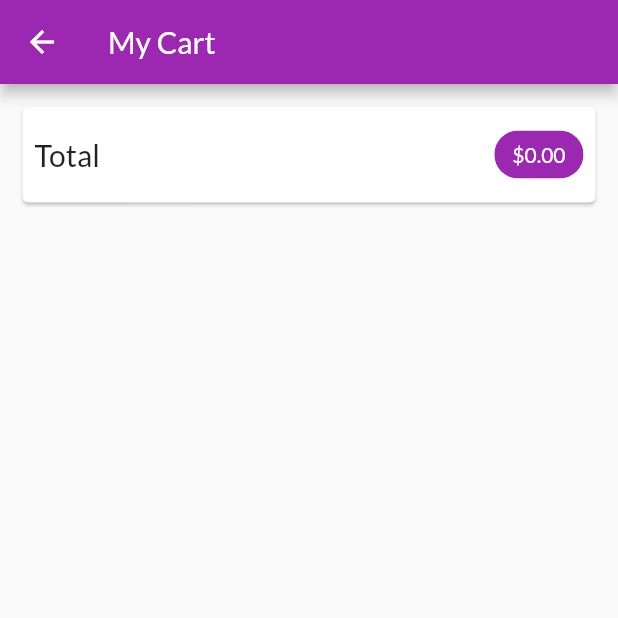
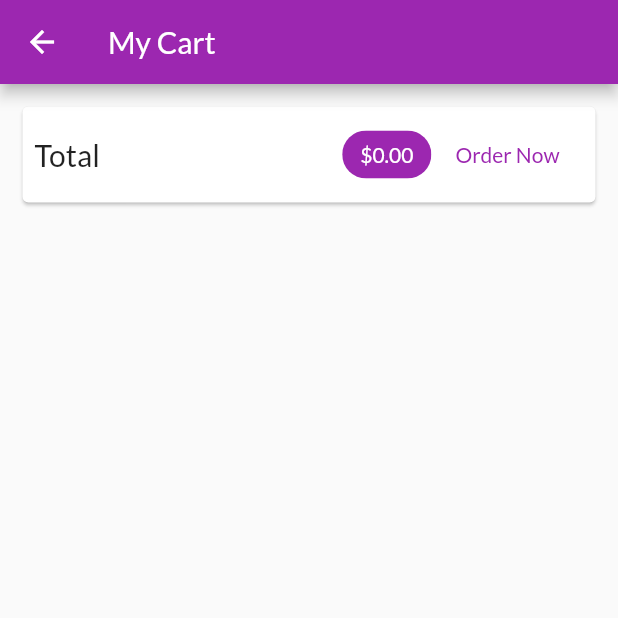
Before and after one commit to Amitbhave/flutter-udemy-course, a Flutter app: the CartDetails screen opened by its route, on a phone screen of 412 x 824 dp, the top half of it. Run offline on Flutter 3.47's test engine with Material 2 defaults, Android fonts, the phone set to English and light mode, and no system bars; our stand-ins replace sqflite; missing offline and left inert: dart:ffi; accounts and stored records are empty; network calls fail.

Commit message:
Store orders in firebase

```diff
--- a/shop_app/lib/screens/cart_details.dart
+++ b/shop_app/lib/screens/cart_details.dart
@@ -1,4 +1,5 @@
 import 'package:flutter/material.dart';
+import 'package:shopapp/screens/order_button.dart';
 import 'package:provider/provider.dart';
 import 'package:shopapp/providers/orders.dart';
 import 'package:shopapp/providers/cart.dart';
@@ -39,19 +40,7 @@ class CartDetails extends StatelessWidget {
                     ),
                     backgroundColor: Theme.of(context).primaryColor,
                   ),
-                  if(cart.itemCount>0) FlatButton(
-                    child: Text(
-                      'Order Now',
-                    ),
-                    onPressed: () {
-                      Provider.of<Orders>(context, listen: false).addOrder(
-                          cart.items.values.toList(),
-                          cart.totalAmount
-                      );
-                      cart.clear();
-                    },
-                    textColor: Theme.of(context).primaryColor,
-                  )
+                  OrderButton(cart: cart)
                 ],
               ),
             ),
--- /dev/null
+++ b/shop_app/lib/screens/order_button.dart
@@ -0,0 +1,42 @@
+import 'package:flutter/material.dart';
+import 'package:provider/provider.dart';
+import 'package:shopapp/providers/cart.dart';
+import 'package:shopapp/providers/orders.dart';
+
+class OrderButton extends StatefulWidget {
+  const OrderButton({
+    Key key,
+    @required this.cart,
+  }) : super(key: key);
+
+  final Cart cart;
+
+  @override
+  _OrderButtonState createState() => _OrderButtonState();
+}
+
+class _OrderButtonState extends State<OrderButton> {
+  var _isLoading = false;
+
+  @override
+  Widget build(BuildContext context) {
+    return FlatButton(
+      child: _isLoading ? CircularProgressIndicator() : Text(
+        'Order Now',
+      ),
+      onPressed: (widget.cart.itemCount <= 0 || _isLoading) ? null
+          : () async {
+        setState(() {
+          _isLoading = true;
+        });
+        await Provider.of<Orders>(context, listen: false).addOrder(
+            widget.cart.items.values.toList(), widget.cart.totalAmount);
+        setState(() {
+          _isLoading = false;
+        });
+        widget.cart.clear();
+        },
+      textColor: Theme.of(context).primaryColor,
+    );
+  }
+}
```
Also changed, not shown: shop_app/lib/providers/orders.dart (+21 -2 lines).
